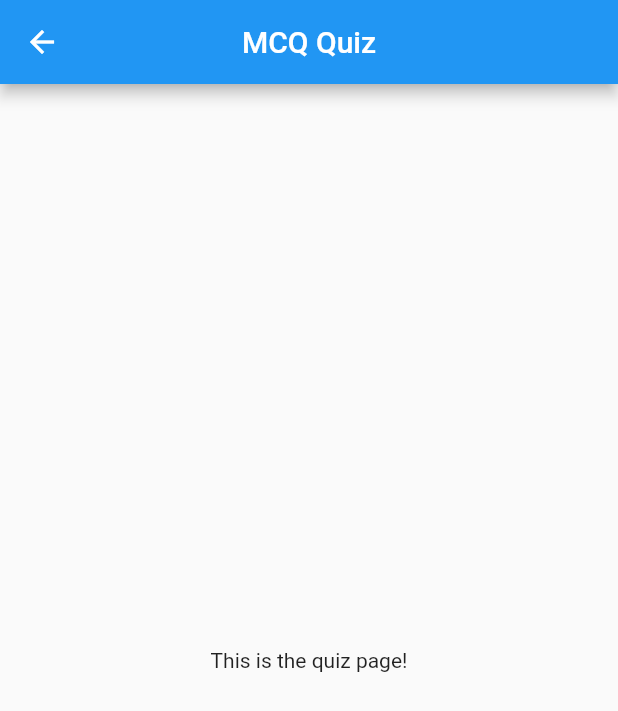
After one commit to karimkaraki99/mcqapp, a Flutter app: the screen it shows after launch, after a tap on "Start Game", on a phone screen of 412 x 824 dp. The commit adds this screen. Shown: the top 711 px of the screen. Run offline on Flutter 3.47's test engine with Material 2 defaults, Android fonts, the phone set to English and light mode, and no system bars.

Commit message:
6 commit

```diff
--- a/lib/home.dart
+++ b/lib/home.dart
@@ -1,5 +1,6 @@
 
 import 'package:flutter/material.dart';
+import 'quiz.dart';
 
 class Home extends StatefulWidget {
   const Home({super.key});
@@ -13,11 +14,35 @@ class _HomeState extends State<Home> {
   @override
   Widget build(BuildContext context) {
     return Scaffold(
+
         appBar: AppBar(
           title: const Text('MCQ App'),
           centerTitle: true,
         ),
-        body: Center(
-         ));
+      body: Center(
+        child: Column(
+          mainAxisAlignment: MainAxisAlignment.center,
+          children: <Widget>[
+            // Add some text or widgets if needed
+            const Text(
+              'Welcome to MCQ App!',
+              style: TextStyle(fontSize: 20),
+            ),
+            const SizedBox(height: 20), // Add some spacing
+
+            // Add the button to navigate to the quiz page
+            ElevatedButton(
+              onPressed: () {
+                Navigator.push(
+                  context,
+                  MaterialPageRoute(builder: (context) => QuizPage()),
+                );
+              },
+              child: const Text('Start Game'),
+            ),
+          ],
+        ),
+      ),
+    );
   }
 }
--- a/lib/main.dart
+++ b/lib/main.dart
@@ -1,13 +1,7 @@
-/*
-Application ot demonstrate the use of:
-  - dropdown widget
-  - radio buttons
-  - checkboxes
-The application allows the user to select a car model, warranty year and the option
-to add car insurance. It then calculates the total car price.
- */
+
 import 'package:flutter/material.dart';
 import 'home.dart';
+import 'quiz.dart';
 
 void main() => runApp(const MyApp());
 
@@ -18,7 +12,7 @@ class MyApp extends StatelessWidget {
   Widget build(BuildContext context) {
     return const MaterialApp(
       debugShowCheckedModeBanner: false,
-      title: 'MCQ APP 1234',
+      title: 'MCQ APP',
       home: Home() // calls the main page to display the application interface
     );
   }
--- /dev/null
+++ b/lib/quiz.dart
@@ -0,0 +1,18 @@
+import 'package:flutter/material.dart';
+
+class QuizPage extends StatelessWidget {
+  const QuizPage({Key? key}) : super(key: key);
+
+  @override
+  Widget build(BuildContext context) {
+    return Scaffold(
+      appBar: AppBar(
+        title: const Text('MCQ Quiz'),
+        centerTitle: true,
+      ),
+      body: Center(
+        child: const Text('This is the quiz page!'), // Replace with your quiz UI
+      ),
+    );
+  }
+}
```
